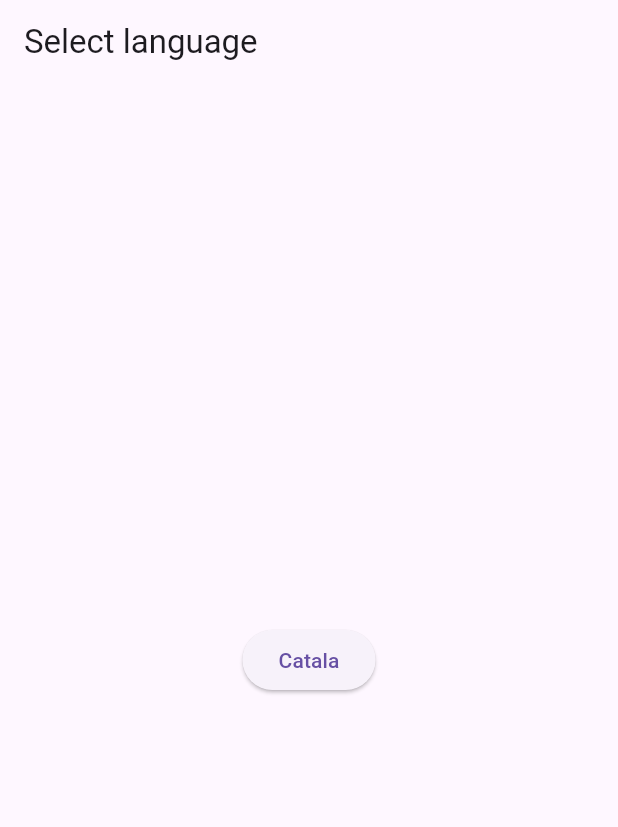
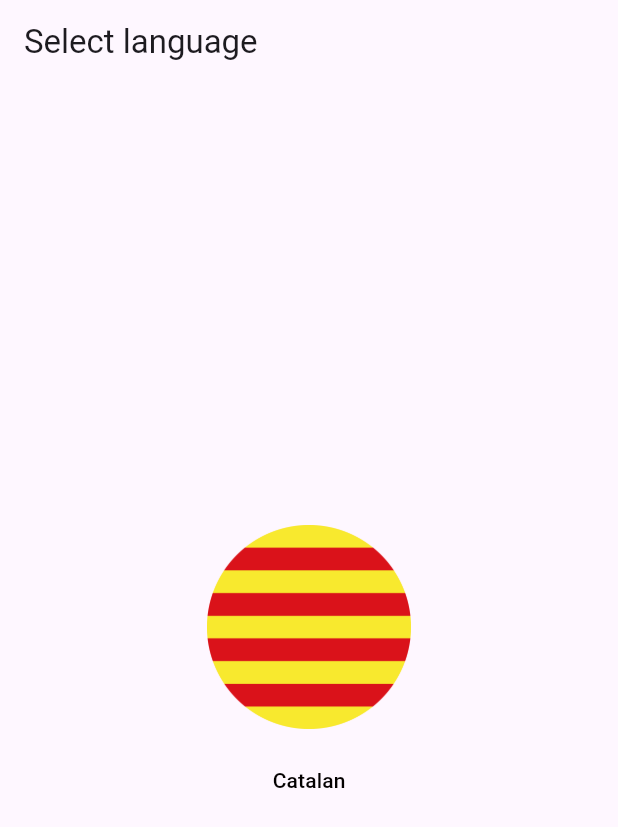
Before and after one commit to Roscodrom/DESKTOP, a Flutter app: the screen it shows after launch, on a phone screen of 412 x 824 dp. Shown: the top 827 px of the screen. Run offline on Flutter 3.47's test engine with Material 3 defaults, Android fonts, the phone set to English and light mode, and no system bars.

Commit message:
more features for desktop

```diff
--- a/roscodrom_desktop/lib/app_data.dart
+++ b/roscodrom_desktop/lib/app_data.dart
@@ -6,6 +6,14 @@ class AppData with ChangeNotifier {
   // AppData appData = Provider.of<AppData>(context, listen: false)
   List<String> languageWords = [];
   String currentLanguage = "";
+  bool _isLoading = false;
+
+  bool get isLoading => _isLoading;
+
+  set isLoading(bool value) {
+    _isLoading = value;
+    notifyListeners();
+  }
 
   @override
   void notifyListeners() {
--- a/roscodrom_desktop/lib/layout_language_selector.dart
+++ b/roscodrom_desktop/lib/layout_language_selector.dart
@@ -17,7 +17,7 @@ class LanguageSelectorState extends State<LanguageSelector> {
 
   @override
   Widget build(BuildContext context) {
-    AppData appData = Provider.of<AppData>(context, listen: false);
+    AppData appData = Provider.of<AppData>(context);
     return Scaffold(
         appBar: AppBar(
           title: const Text('Select language'),
@@ -29,12 +29,39 @@ class LanguageSelectorState extends State<LanguageSelector> {
               mainAxisAlignment: MainAxisAlignment.center,
               crossAxisAlignment: CrossAxisAlignment.center,
               children: <Widget>[
-                ElevatedButton(
-                  child: const Text('Catala'),
+                appData.isLoading
+                    ? const Column(
+                        children: [
+                          CircularProgressIndicator(),
+                          Text('Loading words...',
+                              style: TextStyle(
+                                  color: Color.fromARGB(255, 3, 0, 0)))
+                        ],
+                      )
+                    : ElevatedButton(
+                        style: ButtonStyle(
+                          padding: MaterialStateProperty.all(
+                              const EdgeInsets.only(
+                                  right: 32, left: 32, top: 24, bottom: 24)),
+                          backgroundColor:
+                              MaterialStateProperty.all(Colors.transparent),
+                          elevation: MaterialStateProperty.all(0),
+                        ),
+                        child: Column(
+                          mainAxisAlignment: MainAxisAlignment.center,
+                          children: [
+                            Image.asset('assets/catalan_flag.png'),
+                            const SizedBox(height: 24),
+                            const Text('Catalan',
+                                style: TextStyle(
+                                    color: Color.fromARGB(255, 3, 0, 0))),
+                          ],
+                        ),
                         onPressed: () {
                           setState(() {
-                      words = fetchWords('catala', 1);
-                      words.then((wordList) {
+                            appData.isLoading = true;
+                          });
+                          fetchWords('catala', 1).then((wordList) {
                             for (var word in wordList) {
                               appData.languageWords.add(word.word);
                             }
@@ -43,9 +70,9 @@ class LanguageSelectorState extends State<LanguageSelector> {
                               Navigator.push(
                                   context,
                                   MaterialPageRoute(
-                                  builder: (context) => const WordDisplay()));
+                                      builder: (context) =>
+                                          const WordDisplay()));
                             }
-                      });
                           });
                         },
                       ),
--- a/roscodrom_desktop/lib/requests.dart
+++ b/roscodrom_desktop/lib/requests.dart
@@ -7,7 +7,7 @@ import 'package:roscodrom_desktop/words.dart';
 
 Future<List<WordCollection>> fetchWords(String language, int page) async {
   final response = await http
-      .get(Uri.parse('http://127.0.0.1:3000/api/words/$language/$page'));
+      .get(Uri.parse('https://roscodrom2.ieti.site/api/words/$language/$page'));
 
   if (response.statusCode == 200) {
     List<dynamic> jsonResponse = jsonDecode(response.body);
@@ -19,8 +19,8 @@ Future<List<WordCollection>> fetchWords(String language, int page) async {
 
 Future<Map<String, dynamic>> fetchWordsByLetter(
     String language, String letter) async {
-  final response = await http
-      .get(Uri.parse('http://127.0.0.1:3000/api/letter/$language/$letter'));
+  final response = await http.get(
+      Uri.parse('https://roscodrom2.ieti.site/api/letter/$language/$letter'));
 
   if (response.statusCode == 200) {
     Map<String, dynamic> jsonResponse = jsonDecode(response.body);
--- a/roscodrom_desktop/pubspec.yaml
+++ b/roscodrom_desktop/pubspec.yaml
@@ -27,10 +27,10 @@ environment:
 # dependencies can be manually updated by changing the version numbers below to
 # the latest version available on pub.dev. To see which dependencies have newer
 # versions available, run `flutter pub outdated`.
+
 dependencies:
   flutter:
     sdk: flutter
-
 
   # The following adds the Cupertino Icons font to your application.
   # Use with the CupertinoIcons class for iOS style icons.
@@ -61,6 +61,8 @@ flutter:
   # included with your application, so that you can use the icons in
   # the material Icons class.
   uses-material-design: true
+  assets:
+    - assets/
 
   # To add assets to your application, add an assets section, like this:
   # assets:
```
Also changed, not shown: roscodrom_desktop/lib/layout_word_display.dart (+49 -11 lines), roscodrom_desktop/assets/catalan_flag.png (added). Lines whose indentation alone changed are shown as unchanged.
